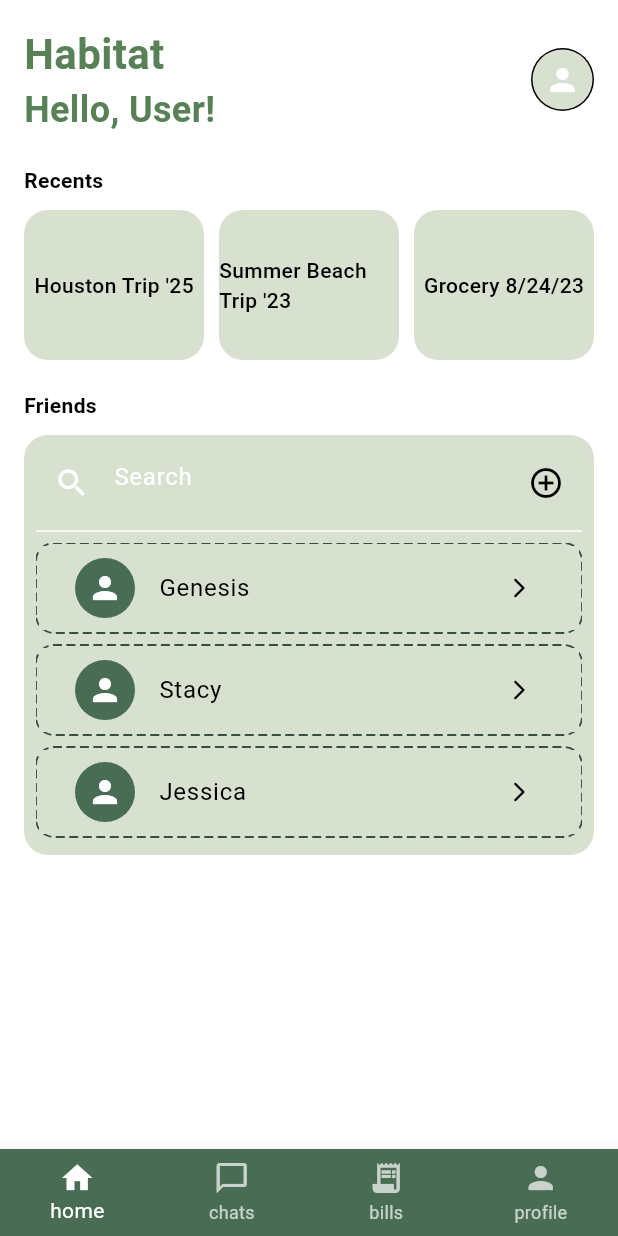
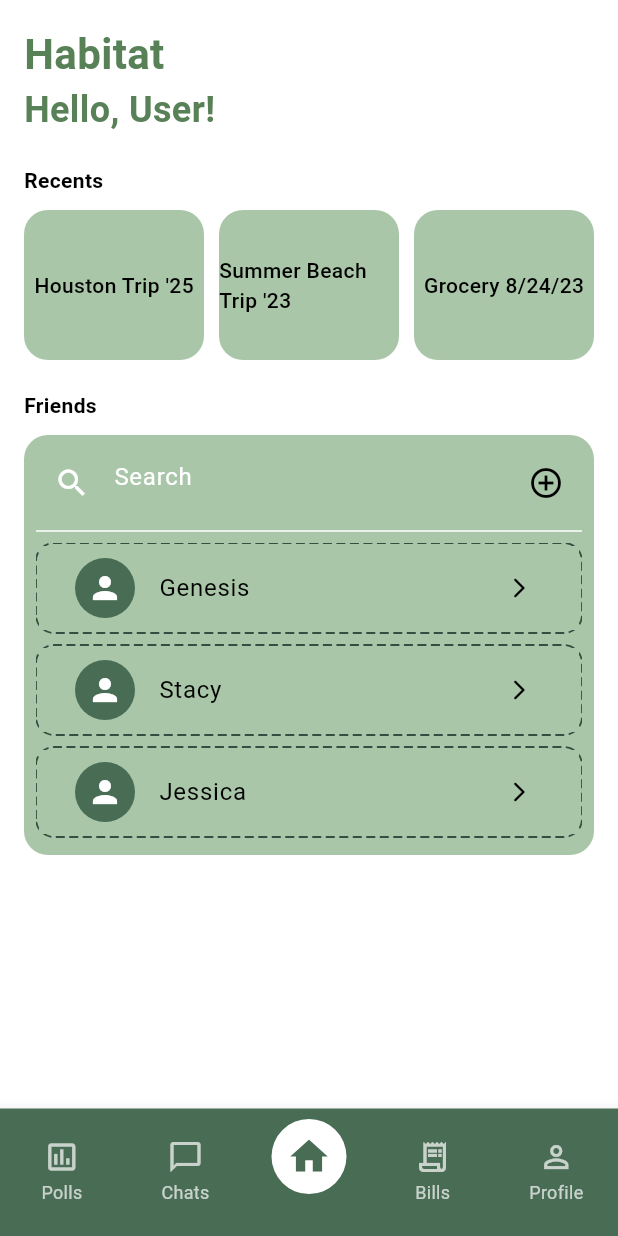
Before and after one commit to Starlumine/habitat-app, a Flutter app: the screen it shows after launch, on a phone screen of 412 x 824 dp. Run offline on Flutter 3.47's test engine with Material 3 defaults, Android fonts, the phone set to English and light mode, and no system bars; drawn by our look-alikes of dotted_border.

Commit message:
edit to ui

```diff
--- a/habitat_application/lib/home_screen.dart
+++ b/habitat_application/lib/home_screen.dart
@@ -40,11 +40,12 @@ class _HomePageState extends State<HomePage> {
     return ValueListenableBuilder<bool>(
       valueListenable: ThemeController().isDarkMode,
       builder: (context, darkMode, _) {
-        final bgColor = darkMode ? Colors.grey[900] : Colors.white;
-        final cardColor = darkMode ? Color(0xFF496C55)! : const Color(0xFFD8E0D0);
+        final bgColor = darkMode ? Colors.grey[900]! : Colors.white;
+        final cardColor = darkMode ? Color(0xFF496C55) : const Color(0xFFA9C6A8);
         final textColor = darkMode ? Colors.white : Colors.black;
         final secondaryTextColor = darkMode ? Colors.white70 : Colors.white;
-        final dottedColor = darkMode ? Color(0xFF344E41) : Color(0xFF344E41);
+        final dottedColor = darkMode ? Color.fromARGB(255, 255, 255, 255) : Color(0xFF344E41);
+        final profileColor = darkMode ? const Color(0xFFA9C6A8) : Color(0xFF496C55);
 
         return SafeArea(
           child: Container(
@@ -68,15 +69,15 @@ class _HomePageState extends State<HomePage> {
                               style: TextStyle(fontSize: 24, fontWeight: FontWeight.bold, color: Color(0xFF588157))),
                         ],
                       ),
-                      CircleAvatar(
-                        radius: 21,
-                        backgroundColor: darkMode ? Colors.grey[800] : Colors.black,
-                        child: CircleAvatar(
-                          radius: 20,
-                          backgroundColor: cardColor,
-                          child: const Icon(Icons.person, color: Colors.white),
-                        ),
-                      ),
+                      // CircleAvatar(
+                      //   radius: 21,
+                      //   backgroundColor: darkMode ? Colors.grey[800] : Colors.black,
+                      //   child: CircleAvatar(
+                      //     radius: 20,
+                      //     backgroundColor: cardColor,
+                      //     child: const Icon(Icons.person, color: Colors.white),
+                      //   ),
+                      // ),
                     ],
                   ),
                   const SizedBox(height: 20),
@@ -150,7 +151,7 @@ class _HomePageState extends State<HomePage> {
                                     : _filteredFriends
                                         .map((friend) => Padding(
                                               padding: const EdgeInsets.only(bottom: 8),
-                                              child: _friendItem(friend, dottedColor, cardColor, textColor),
+                                              child: _friendItem(friend, dottedColor, cardColor, textColor, profileColor),
                                             ))
                                         .toList(),
                               ),
@@ -183,7 +184,7 @@ class _HomePageState extends State<HomePage> {
     );
   }
 
-  static Widget _friendItem(String name, Color dottedColor, Color cardColor, Color textColor) {
+  static Widget _friendItem(String name, Color dottedColor, Color cardColor, Color textColor, Color profileColor) {
     return DottedBorder(
       color: dottedColor,
       strokeWidth: 1.2,
@@ -194,7 +195,7 @@ class _HomePageState extends State<HomePage> {
         padding: const EdgeInsets.symmetric(horizontal: 8),
         color: cardColor,
         child: ListTile(
-          leading: CircleAvatar(backgroundColor: Color(0xFF496C55), child: Icon(Icons.person, color: Colors.white)),
+          leading: CircleAvatar(backgroundColor: profileColor, child: Icon(Icons.person, color: Colors.white)),
           title: Text(name, style: TextStyle(color: textColor)),
           trailing: Icon(Icons.arrow_forward_ios_rounded, size: 16, color: textColor),
           onTap: () {},
--- a/habitat_application/lib/main.dart
+++ b/habitat_application/lib/main.dart
@@ -1,6 +1,7 @@
 import 'package:flutter/material.dart';
 import 'home_screen.dart';
 import 'profile_screen.dart';
+import 'theme_controller.dart'; // for syncing dark mode across all screens
 
 void main() {
   runApp(const MyApp());
@@ -10,12 +11,11 @@
   const MyApp({super.key});
 
   @override
-  State<MyApp> createState() => _MainScreenState();
+  State<MyApp> createState() => _MyAppState();
 }
 
-class _MainScreenState extends State<MyApp> {
-  int _selectedIndex = 0;
-  final Color darkGreen = const Color(0xFF496C55);
+class _MyAppState extends State<MyApp> {
+  int _selectedIndex = 2; // Home in the middle
 
   void _onItemTapped(int index) {
     setState(() {
@@ -26,32 +26,57 @@
   @override
   Widget build(BuildContext context) {
     final List<Widget> pages = [
+      const Center(child: Text("Votes", style: TextStyle(fontSize: 22))),
+      const Center(child: Text("Chats", style: TextStyle(fontSize: 22))),
       const HomePage(),
-      const Center(child: Text("Messages", style: TextStyle(fontSize: 22))),
       const Center(child: Text("Bills", style: TextStyle(fontSize: 22))),
       const ProfileScreen(),
     ];
 
+    return ValueListenableBuilder<bool>(
+      valueListenable: ThemeController().isDarkMode,
+      builder: (context, darkMode, _) {
         return MaterialApp(
           debugShowCheckedModeBanner: false,
+          theme: ThemeData(
+            brightness: darkMode ? Brightness.dark : Brightness.light,
+          ),
           home: Scaffold(
-        backgroundColor: Colors.white,
+            backgroundColor: darkMode ? Colors.black : Colors.white,
             body: pages[_selectedIndex],
             bottomNavigationBar: BottomNavigationBar(
               currentIndex: _selectedIndex,
               onTap: _onItemTapped,
-          backgroundColor: darkGreen,
+              type: BottomNavigationBarType.fixed,
+              backgroundColor: darkMode ? Colors.grey[900] : const Color(0xFF496C55),
               selectedItemColor: Colors.white,
               unselectedItemColor: Colors.white70,
-          type: BottomNavigationBarType.fixed,
-          items: const [
-            BottomNavigationBarItem(icon: Icon(Icons.home), label: 'home'),
-            BottomNavigationBarItem(icon: Icon(Icons.chat_bubble_outline), label: 'chats'),
-            BottomNavigationBarItem(icon: Icon(Icons.receipt_long), label: 'bills'),
-            BottomNavigationBarItem(icon: Icon(Icons.person), label: 'profile'),
+              items: [
+                const BottomNavigationBarItem(icon: Icon(Icons.poll_outlined), label: 'Polls'),
+                const BottomNavigationBarItem(icon: Icon(Icons.chat_bubble_outline), label: 'Chats'),
+                BottomNavigationBarItem(
+                  icon: Container(
+                    decoration: BoxDecoration(
+                      shape: BoxShape.circle,
+                      color: darkMode ? Color(0xFFA9C6A8): Colors.white,
+                    ),
+                    padding: const EdgeInsets.all(10),
+                    child: Icon(
+                      Icons.home,
+                      color: darkMode ? Colors.white : const Color(0xFF496C55),
+                      size: 30,
+                    ),
+                  ),
+                  label: '',
+                ),
+                const BottomNavigationBarItem(icon: Icon(Icons.receipt_long_outlined), label: 'Bills'),
+                const BottomNavigationBarItem(icon: Icon(Icons.person_outline), label: 'Profile'),
               ],
             ),
+
           ),
+        );
+      },
     );
   }
 }
--- a/habitat_application/lib/profile_screen.dart
+++ b/habitat_application/lib/profile_screen.dart
@@ -22,9 +22,9 @@ class _ProfileScreenState extends State<ProfileScreen> {
       valueListenable: ThemeController().isDarkMode,
       builder: (context, darkMode, _) {
         final bgColor = darkMode ? Colors.black : Colors.white;
-        final headerColor = darkMode ? Colors.grey[850]! : darkGreen;
+        final headerColor = darkMode ? darkGreen : darkGreen;
         final cardColor = darkMode ? Colors.grey[900]! : Colors.white;
-        final sectionColor = darkMode ? Colors.grey[800]! : darkGreen;
+        final sectionColor = darkMode ? darkGreen : darkGreen;
         final textColor = darkMode ? Colors.white : Colors.white;
 
         return Scaffold(
```
Lines whose indentation alone changed are shown as unchanged.
